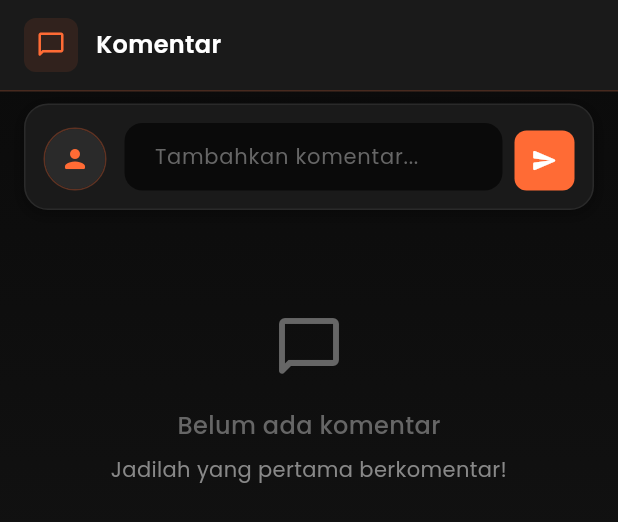
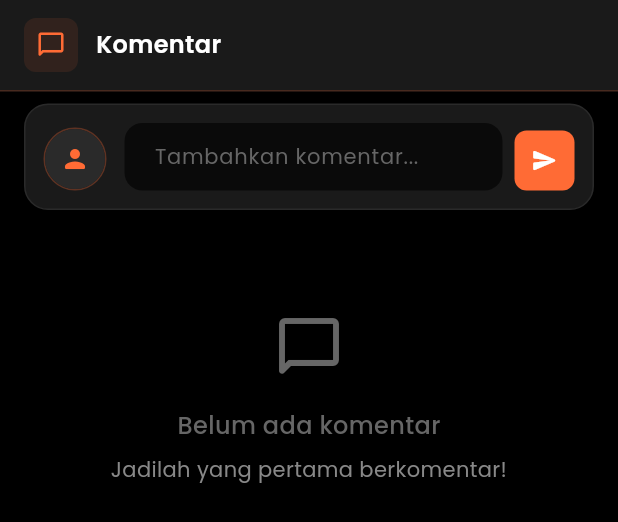
Before and after one commit to Renohidayat/Nimexx-Project, a Flutter app: the CommentSection widget shown alone on an empty page, opened directly with empty values, on a phone screen of 412 x 824 dp. Shown: the top 522 px of the screen. Run offline on Flutter 3.47's test engine with Material 3 defaults, Android fonts, the phone set to English and light mode, and no system bars; our stand-ins replace cached_network_image, carousel_slider, cloud_firestore, firebase_auth, firebase_core, firebase_remote_config and 9 more; accounts and stored records are empty; network calls fail.

Commit message:
fix(performance): remove expensive gradients and shadows from comment wrapper, add limit to getComments

```diff
--- a/lib/service/comment_service.dart
+++ b/lib/service/comment_service.dart
@@ -83,11 +83,11 @@ class CommentService {
     }
   }
 
-  /// Mengambil semua komentar untuk satu episode
+  /// Mengambil semua komentar untuk satu episode (dilimit 50 untuk performa)
   Stream<QuerySnapshot<Map<String, dynamic>>> getComments(String episodeId) {
     return _commentCollection(
       episodeId,
-    ).orderBy('timestamp', descending: false).snapshots();
+    ).orderBy('timestamp', descending: false).limit(50).snapshots();
   }
 
   /// Mengedit komentar (hanya jika milik user)
--- a/lib/widgets/comment_section.dart
+++ b/lib/widgets/comment_section.dart
@@ -96,17 +96,7 @@ class _CommentSectionState extends State<CommentSection>
     final currentUser = FirebaseAuth.instance.currentUser;
     final screenWidth = MediaQuery.of(context).size.width;
 
-    return FadeTransition(
-      opacity: _fadeController,
-      child: Container(
-        decoration: const BoxDecoration(
-          gradient: LinearGradient(
-            begin: Alignment.topCenter,
-            end: Alignment.bottomCenter,
-            colors: [Color(0xFF0A0A0A), Color(0xFF1A1A1A)],
-          ),
-        ),
-        child: Column(
+    return Column(
       crossAxisAlignment: CrossAxisAlignment.start,
       children: [
         _buildSectionHeader(screenWidth),
@@ -115,8 +105,6 @@ class _CommentSectionState extends State<CommentSection>
         SizedBox(height: screenWidth < 360 ? 12 : 20),
         _buildCommentsStream(currentUser, screenWidth),
       ],
-        ),
-      ),
     );
   }
 
```
Also changed, not shown: lib/widgets/episode/modern_comment_section_wrapper.dart (+1 -12 lines). Lines whose indentation alone changed are shown as unchanged.
